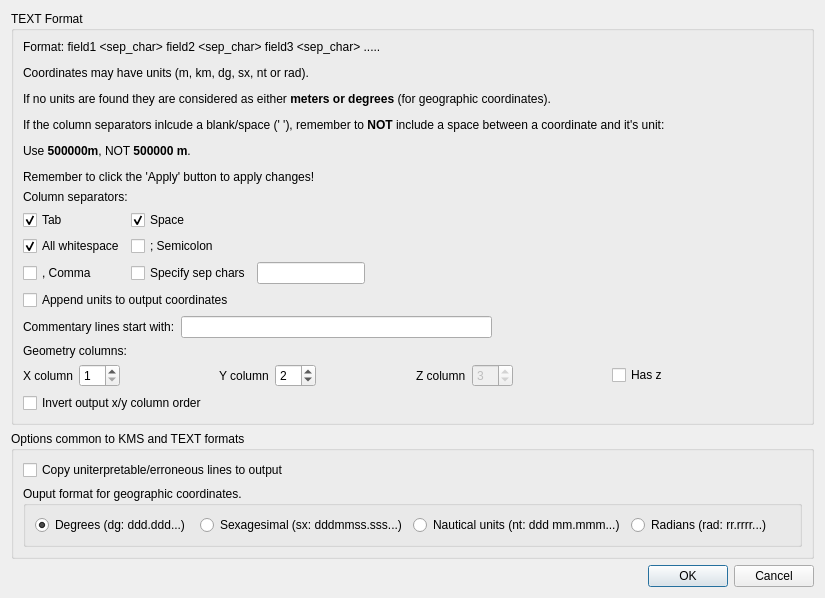
Qt form UI/Dialog_settings_f2f.ui (MartinHvidberg/kmstrans_fra_SDFE_SEQ200131) before a commit.
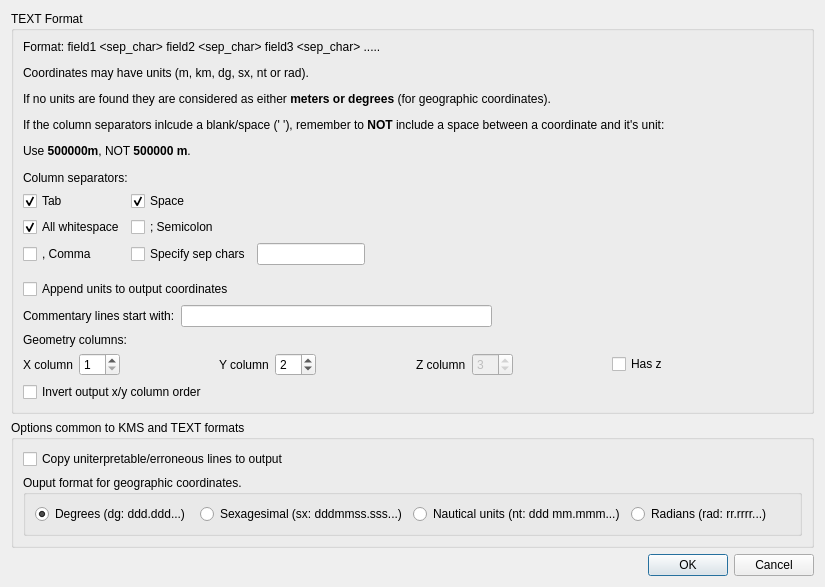
The same form after that commit.

```diff
--- a/UI/Dialog_settings_f2f.ui
+++ b/UI/Dialog_settings_f2f.ui
@@ -23,7 +23,7 @@
       <item>
        <widget class="QLabel" name="label">
         <property name="text">
-         <string>&lt;html&gt;&lt;head/&gt;&lt;body&gt;&lt;p&gt;Format: field1 &amp;lt;sep_char&amp;gt; field2 &amp;lt;sep_char&amp;gt; field3 &amp;lt;sep_char&amp;gt; .....&lt;/p&gt;&lt;p&gt;Coordinates may have units (m, km, dg, sx, nt or rad). &lt;/p&gt;&lt;p&gt;If no units are found they are considered as either &lt;span style=&quot; font-weight:600;&quot;&gt;meters or degrees&lt;/span&gt; (for geographic coordinates).&lt;/p&gt;&lt;p&gt; If the column separators inlcude a blank/space (' '), remember to &lt;span style=&quot; font-weight:600;&quot;&gt;NOT&lt;/span&gt; include a space between a coordinate and it's unit:&lt;/p&gt;&lt;p&gt;Use &lt;span style=&quot; font-weight:600;&quot;&gt;500000m&lt;/span&gt;, NOT &lt;span style=&quot; font-weight:600;&quot;&gt;500000 m&lt;/span&gt;. &lt;/p&gt;&lt;p&gt;Remember to click the 'Apply' button to apply changes!&lt;/p&gt;&lt;/body&gt;&lt;/html&gt;</string>
+         <string>&lt;html&gt;&lt;head/&gt;&lt;body&gt;&lt;p&gt;Format: field1 &amp;lt;sep_char&amp;gt; field2 &amp;lt;sep_char&amp;gt; field3 &amp;lt;sep_char&amp;gt; .....&lt;/p&gt;&lt;p&gt;Coordinates may have units (m, km, dg, sx, nt or rad). &lt;/p&gt;&lt;p&gt;If no units are found they are considered as either &lt;span style=&quot; font-weight:600;&quot;&gt;meters or degrees&lt;/span&gt; (for geographic coordinates).&lt;/p&gt;&lt;p&gt;If the column separators inlcude a blank/space (' '), remember to &lt;span style=&quot; font-weight:600;&quot;&gt;NOT&lt;/span&gt; include a space between a coordinate and it's unit:&lt;/p&gt;&lt;p&gt;Use &lt;span style=&quot; font-weight:600;&quot;&gt;500000m&lt;/span&gt;, NOT &lt;span style=&quot; font-weight:600;&quot;&gt;500000 m&lt;/span&gt;. &lt;/p&gt;&lt;/body&gt;&lt;/html&gt;</string>
         </property>
        </widget>
       </item>
```
